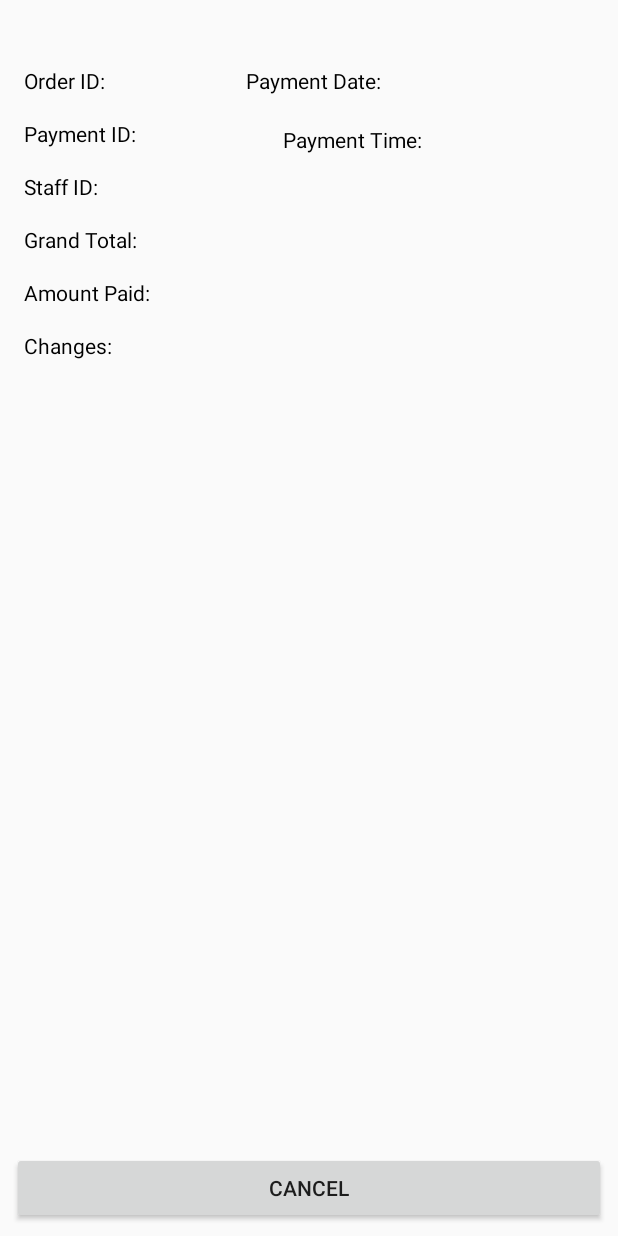
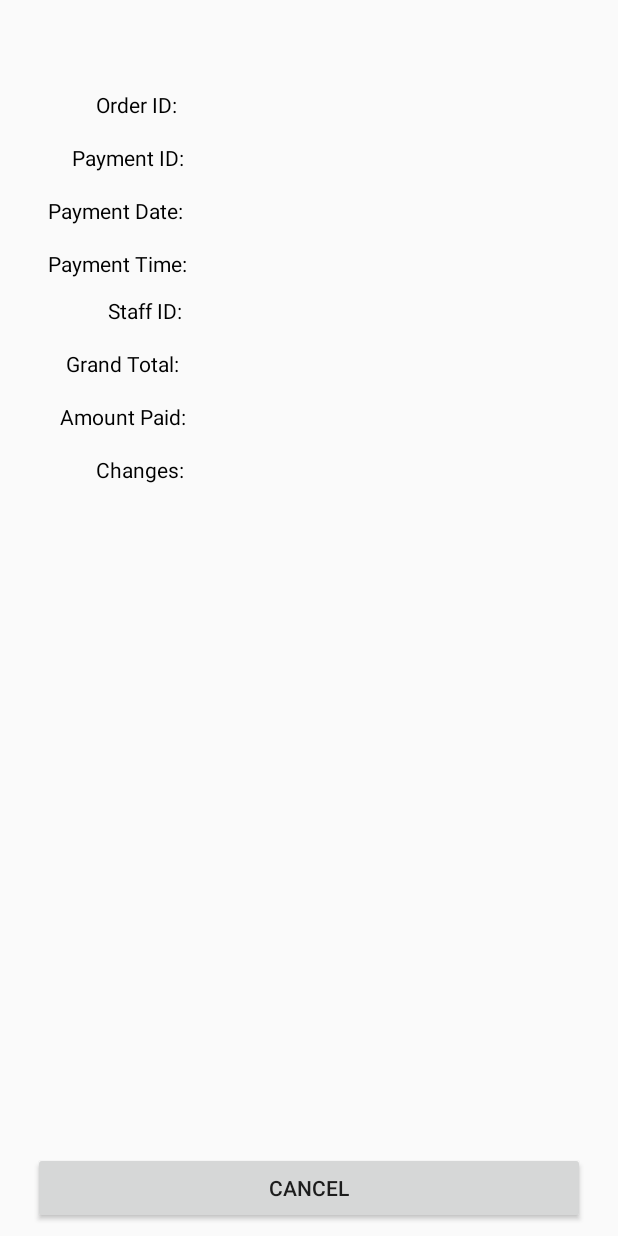
Before and after one commit to Theam1127/FoodOrderingApp, an Android app: the layout activity_payment_history_detail.xml on its own in the app's theme, with its tools: preview values and no code run, on a phone screen of 412 x 824 dp. Run offline under Robolectric (Android 15) with nearby library versions, the phone set to English and light mode, and no system bars.

Commit message:
added log in

```diff
--- a/app/src/main/java/my/edu/tarc/foodorderingapp/PaymentHistory.java
+++ b/app/src/main/java/my/edu/tarc/foodorderingapp/PaymentHistory.java
@@ -15,6 +15,7 @@ import android.widget.Toast;
 import com.google.android.gms.tasks.OnCompleteListener;
 import com.google.android.gms.tasks.Task;
 import com.google.firebase.firestore.FirebaseFirestore;
+import com.google.firebase.firestore.Query;
 import com.google.firebase.firestore.QueryDocumentSnapshot;
 import com.google.firebase.firestore.QuerySnapshot;
 
@@ -104,7 +105,7 @@ public class PaymentHistory extends AppCompatActivity {
 
         progressDialog.show();
         //Load data from firestore
-        db.collection("Payment").get().addOnCompleteListener(new OnCompleteListener<QuerySnapshot>() {
+        db.collection("Payment").orderBy("paymentID", Query.Direction.DESCENDING).get().addOnCompleteListener(new OnCompleteListener<QuerySnapshot>() {
             @Override
             public void onComplete(@NonNull Task<QuerySnapshot> task) {
                 if(task.isSuccessful()){
--- a/app/src/main/res/layout/activity_payment_history_detail.xml
+++ b/app/src/main/res/layout/activity_payment_history_detail.xml
@@ -4,27 +4,28 @@
     xmlns:tools="http://schemas.android.com/tools"
     android:layout_width="match_parent"
     android:layout_height="match_parent"
-    tools:context=".PaymentHistoryDetail">
+    tools:context=".PaymentHistoryDetail"
+    tools:layout_editor_absoluteY="81dp">
 
     <TextView
         android:id="@+id/staffID"
         android:layout_width="wrap_content"
         android:layout_height="19dp"
-        android:layout_marginLeft="16dp"
-        android:layout_marginStart="16dp"
-        android:layout_marginTop="16dp"
+        android:layout_marginLeft="72dp"
+        android:layout_marginStart="72dp"
+        android:layout_marginTop="12dp"
         android:text="@string/staff_id"
         android:textColor="@android:color/black"
         app:layout_constraintStart_toStartOf="parent"
-        app:layout_constraintTop_toBottomOf="@+id/paymentID" />
+        app:layout_constraintTop_toBottomOf="@+id/paymentTime" />
 
     <TextView
         android:id="@+id/orderID"
         android:layout_width="wrap_content"
         android:layout_height="wrap_content"
-        android:layout_marginLeft="16dp"
-        android:layout_marginStart="16dp"
-        android:layout_marginTop="44dp"
+        android:layout_marginLeft="64dp"
+        android:layout_marginStart="64dp"
+        android:layout_marginTop="60dp"
         android:text="@string/order_id"
         android:textColor="@android:color/black"
         app:layout_constraintStart_toStartOf="parent"
@@ -34,8 +35,8 @@
         android:id="@+id/grandTotal"
         android:layout_width="wrap_content"
         android:layout_height="wrap_content"
-        android:layout_marginLeft="16dp"
-        android:layout_marginStart="16dp"
+        android:layout_marginLeft="44dp"
+        android:layout_marginStart="44dp"
         android:layout_marginTop="16dp"
         android:text="@string/grand_total"
         android:textColor="@android:color/black"
@@ -46,8 +47,8 @@
         android:id="@+id/amountPaid"
         android:layout_width="wrap_content"
         android:layout_height="wrap_content"
-        android:layout_marginLeft="16dp"
-        android:layout_marginStart="16dp"
+        android:layout_marginLeft="40dp"
+        android:layout_marginStart="40dp"
         android:layout_marginTop="16dp"
         android:text="@string/amount_paid"
         android:textColor="@android:color/black"
@@ -58,8 +59,8 @@
         android:id="@+id/change"
         android:layout_width="wrap_content"
         android:layout_height="wrap_content"
-        android:layout_marginLeft="16dp"
-        android:layout_marginStart="16dp"
+        android:layout_marginLeft="64dp"
+        android:layout_marginStart="64dp"
         android:layout_marginTop="16dp"
         android:text="@string/changes"
         android:textColor="@android:color/black"
@@ -70,8 +71,8 @@
         android:id="@+id/paymentID"
         android:layout_width="wrap_content"
         android:layout_height="wrap_content"
-        android:layout_marginLeft="16dp"
-        android:layout_marginStart="16dp"
+        android:layout_marginLeft="48dp"
+        android:layout_marginStart="48dp"
         android:layout_marginTop="16dp"
         android:text="@string/payment_id"
         android:textColor="@android:color/black"
@@ -82,41 +83,41 @@
         android:id="@+id/paymentDate"
         android:layout_width="wrap_content"
         android:layout_height="wrap_content"
-        android:layout_marginLeft="16dp"
-        android:layout_marginStart="16dp"
-        android:layout_marginTop="44dp"
+        android:layout_marginLeft="32dp"
+        android:layout_marginStart="32dp"
+        android:layout_marginTop="16dp"
         android:text="@string/payment_date"
         android:textColor="@android:color/black"
-        app:layout_constraintStart_toEndOf="@+id/orderIDTextDetail"
-        app:layout_constraintTop_toTopOf="parent" />
+        app:layout_constraintStart_toStartOf="parent"
+        app:layout_constraintTop_toBottomOf="@+id/paymentID" />
 
     <TextView
         android:id="@+id/paymentTime"
         android:layout_width="wrap_content"
         android:layout_height="wrap_content"
-        android:layout_marginLeft="20dp"
-        android:layout_marginStart="20dp"
-        android:layout_marginTop="20dp"
+        android:layout_marginLeft="32dp"
+        android:layout_marginStart="32dp"
+        android:layout_marginTop="16dp"
         android:text="@string/payment_time"
         android:textColor="@android:color/black"
-        app:layout_constraintStart_toEndOf="@+id/paymentIDTextDetail"
+        app:layout_constraintStart_toStartOf="parent"
         app:layout_constraintTop_toBottomOf="@+id/paymentDate" />
 
     <TextView
         android:id="@+id/orderIDTextDetail"
-        android:layout_width="70dp"
-        android:layout_height="20dp"
+        android:layout_width="wrap_content"
+        android:layout_height="wrap_content"
         android:layout_marginLeft="8dp"
         android:layout_marginStart="8dp"
-        android:layout_marginTop="44dp"
+        android:layout_marginTop="60dp"
         android:textColor="@android:color/black"
         app:layout_constraintStart_toEndOf="@+id/orderID"
         app:layout_constraintTop_toTopOf="parent" />
 
     <TextView
         android:id="@+id/paymentIDTextDetail"
-        android:layout_width="70dp"
-        android:layout_height="20dp"
+        android:layout_width="wrap_content"
+        android:layout_height="wrap_content"
         android:layout_marginLeft="8dp"
         android:layout_marginStart="8dp"
         android:layout_marginTop="16dp"
@@ -126,19 +127,19 @@
 
     <TextView
         android:id="@+id/staffIDTextDetail"
-        android:layout_width="70dp"
-        android:layout_height="20dp"
-        android:layout_marginLeft="4dp"
-        android:layout_marginStart="4dp"
-        android:layout_marginTop="12dp"
+        android:layout_width="wrap_content"
+        android:layout_height="wrap_content"
+        android:layout_marginLeft="8dp"
+        android:layout_marginStart="8dp"
+        android:layout_marginTop="13dp"
         android:textColor="@android:color/black"
         app:layout_constraintStart_toEndOf="@+id/staffID"
-        app:layout_constraintTop_toBottomOf="@+id/paymentIDTextDetail" />
+        app:layout_constraintTop_toBottomOf="@+id/payTimeDetail" />
 
     <TextView
         android:id="@+id/grandTotalTextDetail"
-        android:layout_width="70dp"
-        android:layout_height="20dp"
+        android:layout_width="wrap_content"
+        android:layout_height="wrap_content"
         android:layout_marginLeft="8dp"
         android:layout_marginStart="8dp"
         android:layout_marginTop="16dp"
@@ -148,8 +149,8 @@
 
     <TextView
         android:id="@+id/amountPaidTextDetail"
-        android:layout_width="70dp"
-        android:layout_height="20dp"
+        android:layout_width="wrap_content"
+        android:layout_height="wrap_content"
         android:layout_marginLeft="8dp"
         android:layout_marginStart="8dp"
         android:layout_marginTop="16dp"
@@ -159,40 +160,40 @@
 
     <TextView
         android:id="@+id/changeTextDetail"
-        android:layout_width="70dp"
-        android:layout_height="20dp"
+        android:layout_width="wrap_content"
+        android:layout_height="wrap_content"
         android:layout_marginLeft="8dp"
         android:layout_marginStart="8dp"
-        android:layout_marginTop="12dp"
+        android:layout_marginTop="16dp"
         android:textColor="@android:color/black"
         app:layout_constraintStart_toEndOf="@+id/change"
         app:layout_constraintTop_toBottomOf="@+id/amountPaidTextDetail" />
 
     <TextView
         android:id="@+id/payDateDetail"
-        android:layout_width="90dp"
-        android:layout_height="20dp"
+        android:layout_width="wrap_content"
+        android:layout_height="wrap_content"
         android:layout_marginLeft="8dp"
         android:layout_marginStart="8dp"
-        android:layout_marginTop="44dp"
+        android:layout_marginTop="16dp"
         android:textColor="@android:color/black"
         app:layout_constraintStart_toEndOf="@+id/paymentDate"
-        app:layout_constraintTop_toTopOf="parent" />
+        app:layout_constraintTop_toBottomOf="@+id/paymentIDTextDetail" />
 
     <TextView
         android:id="@+id/payTimeDetail"
-        android:layout_width="70dp"
-        android:layout_height="20dp"
+        android:layout_width="wrap_content"
+        android:layout_height="wrap_content"
         android:layout_marginLeft="8dp"
         android:layout_marginStart="8dp"
-        android:layout_marginTop="20dp"
+        android:layout_marginTop="16dp"
         android:textColor="@android:color/black"
         app:layout_constraintStart_toEndOf="@+id/paymentTime"
         app:layout_constraintTop_toBottomOf="@+id/payDateDetail" />
 
     <Button
         android:id="@+id/payCancel"
-        android:layout_width="0dp"
+        android:layout_width="368dp"
         android:layout_height="wrap_content"
         android:layout_marginBottom="8dp"
         android:layout_marginEnd="8dp"
--- a/app/src/main/res/values/strings.xml
+++ b/app/src/main/res/values/strings.xml
@@ -55,5 +55,10 @@
         <item>Food</item>
         <item>Drink</item>
     </string-array>
+    <string name="username">Username: </string>
+    <string name="password">Password: </string>
+    <string name="hint_username">Your Username</string>
+    <string name="hint_password">Your Password</string>
+    <string name="login">Log In</string>
 
 </resources>
```
Also changed, not shown: app/src/main/AndroidManifest.xml (+18 -8 lines), app/src/main/java/my/edu/tarc/foodorderingapp/HomePage.java (+9 -0 lines), app/src/main/java/my/edu/tarc/foodorderingapp/LogIn.java (added, +87 -0 lines), app/src/main/java/my/edu/tarc/foodorderingapp/PaymentHistoryDetail.java (+8 -4 lines), app/src/main/res/layout/activity_log_in.xml (added, +72 -0 lines), app/src/main/res/layout/payment_history_list_view.xml (+48 -68 lines), app/build.gradle (line endings or trailing spaces).
